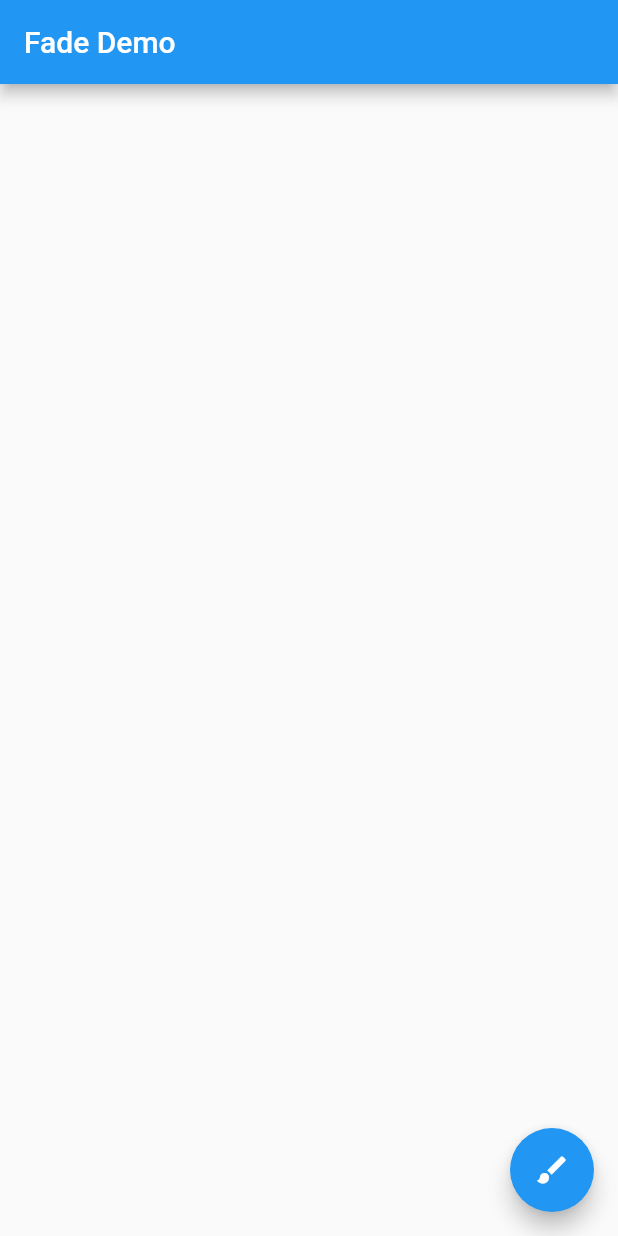
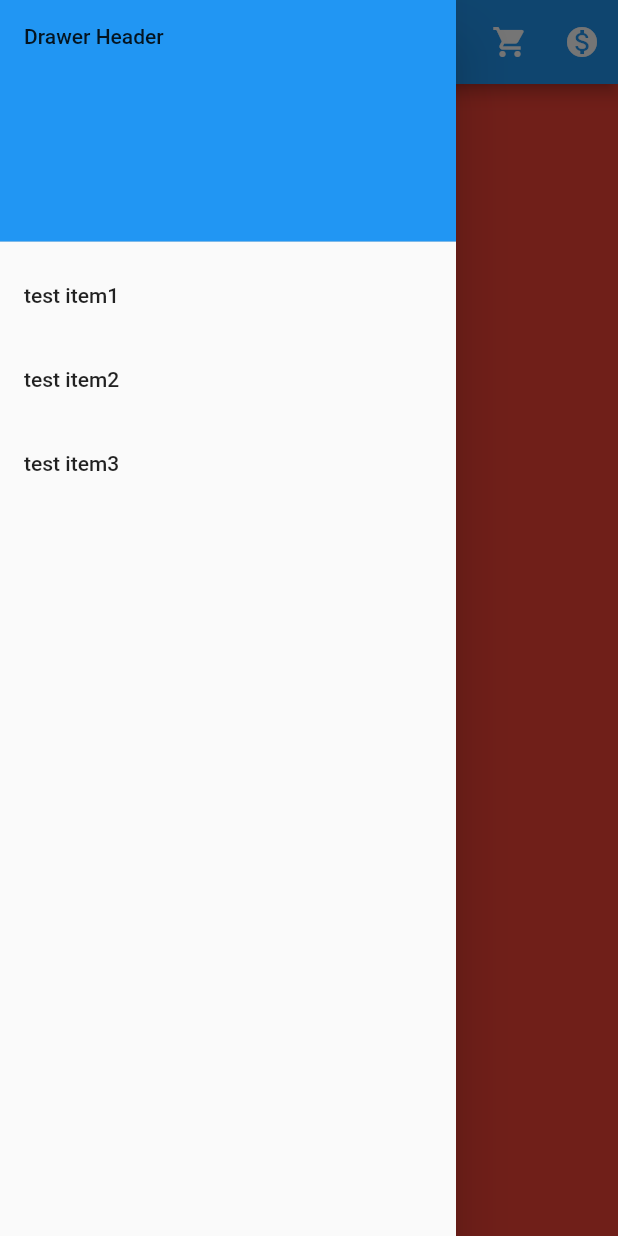
Before and after one commit to alejaacevedo02/fade_state_drawer_menu, a Flutter app: the screen it shows after launch, with the side drawer open (before the commit the screen has no drawer), on a phone screen of 412 x 824 dp. Run offline on Flutter 3.47's test engine with Material 2 defaults, Android fonts, the phone set to English and light mode, and no system bars.

Commit message:
feat: use drawer menu

```diff
--- a/lib/main.dart
+++ b/lib/main.dart
@@ -1,11 +1,60 @@
 import 'package:flutter/material.dart';
 
 void main() {
-  runApp(const FadeAppTest());
+  runApp(const MaterialApp(home: MyHomePage()));
+}
+
+class MyHomePage extends StatelessWidget {
+  const MyHomePage({super.key});
+
+  @override
+  Widget build(BuildContext context) {
+    return Scaffold(
+      backgroundColor: Colors.yellowAccent,
+      appBar: AppBar(title: const Text("my App UI"), actions: <Widget>[
+        IconButton(onPressed: () {}, icon: const Icon(Icons.shopping_cart)),
+        IconButton(onPressed: () {}, icon: const Icon(Icons.monetization_on)),
+      ]),
+      body: Container(
+        color: Colors.red,
+      ),
+      drawer: Drawer(
+        child: ListView(
+          children: <Widget>[
+            const DrawerHeader(
+              decoration: BoxDecoration(
+                color: Colors.blue,
+              ),
+              child: Text("Drawer Header"),
+            ),
+            ListTile(
+              title: const Text("test item1"),
+              onTap: () {
+                Navigator.pop(context);
+              },
+            ),
+            ListTile(
+              title: const Text("test item2"),
+              onTap: () {
+                Navigator.pop(context);
+              },
+            ),
+            ListTile(
+              title: const Text("test item3"),
+              onTap: () {
+                Navigator.pop(context);
+              },
+            ),
+          ],
+        ),
+      ),
+    );
+  }
 }
 
 class FadeAppTest extends StatelessWidget {
   const FadeAppTest({super.key});
+
   // This widget is the root of your application.
   @override
   Widget build(BuildContext context) {
@@ -23,6 +72,7 @@ class MyFadeTest extends StatefulWidget {
   const MyFadeTest({super.key, required this.title});
 
   final String title;
+
   @override
   State<MyFadeTest> createState() => _MyFadeTest();
 }
```
Also changed, not shown: 1 other file.
